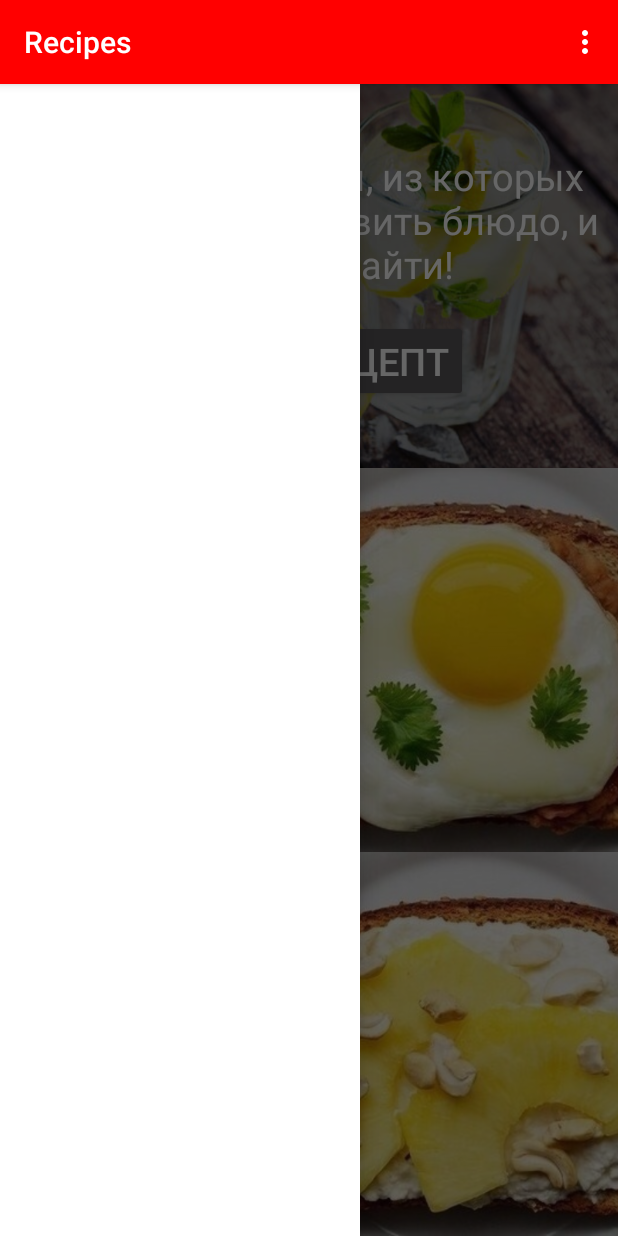
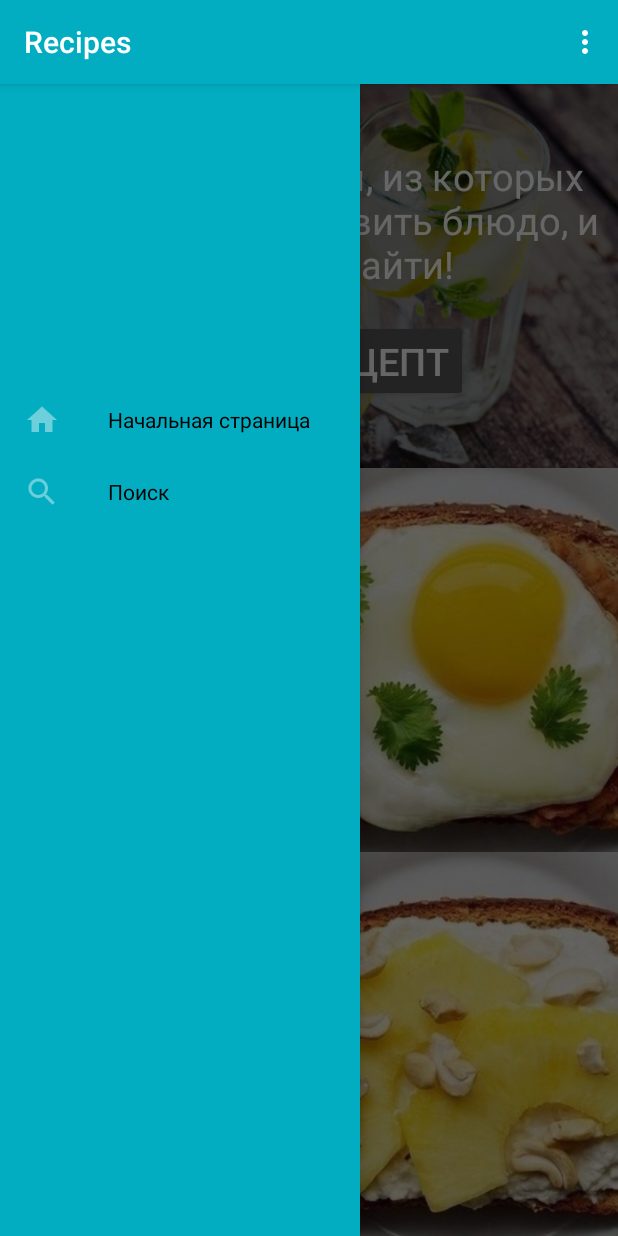
Before and after one commit to Elizaveta19/Recipes_Project, an Android app: the screen it shows after launch (MainActivity), with the side drawer open, on a phone screen of 412 x 824 dp. Run offline under Robolectric (Android 15) with nearby library versions, the phone set to English and light mode, and no system bars.

Commit message:
Drawer_2
Пару item с иконками

```diff
--- a/Recipes/app/src/main/java/com/acer/recipes/MainActivity.java
+++ b/Recipes/app/src/main/java/com/acer/recipes/MainActivity.java
@@ -1,5 +1,6 @@
 package com.acer.recipes;
 
+import android.support.v4.widget.DrawerLayout;
 import android.support.v7.app.AppCompatActivity;
 import android.os.Bundle;
 import android.view.Menu;
@@ -8,12 +9,21 @@ import android.widget.Toolbar;
 
 public class MainActivity extends AppCompatActivity {
 
+    private static final int LAYOUT = R.layout.activity_main;
+    private DrawerLayout drawerLayout;
+
+
     @Override
     protected void onCreate(Bundle savedInstanceState) {
         super.onCreate(savedInstanceState);
         setTheme(R.style.AppDefault);
-        setContentView(R.layout.activity_main);
+        setContentView(LAYOUT);
 
+        initNavigationView();
+    }
+
+    private void initNavigationView() {
+        drawerLayout = (DrawerLayout) findViewById(R.id.drawer_layout);
     }
 
     @Override
--- a/Recipes/app/src/main/res/layout/activity_main.xml
+++ b/Recipes/app/src/main/res/layout/activity_main.xml
@@ -1,8 +1,9 @@
-<android.support.v4.widget.DrawerLayout
-    xmlns:android="http://schemas.android.com/apk/res/android"
+<android.support.v4.widget.DrawerLayout xmlns:android="http://schemas.android.com/apk/res/android"
     android:layout_width="match_parent"
     android:layout_height="match_parent"
-    android:background="@color/mainBackground">
+    xmlns:app="http://schemas.android.com/apk/res-auto"
+    android:background="@color/colorPrimary"
+    android:id="@+id/drawer_layout">
 
     <FrameLayout
         android:id="@+id/content_frame"
@@ -39,7 +40,7 @@
                         android:layout_height="wrap_content"
                         android:gravity="center_horizontal"
                         android:text="@string/application_title"
-                        android:textColor="@color/activityMainTextColor"
+                        android:textColor="@color/colorWhite"
                         android:textSize="@dimen/main_font"/>
 
                     <Button
@@ -113,7 +114,10 @@
         android:layout_width="240dp"
         android:layout_height="match_parent"
         android:layout_gravity="start"
-        android:background="@color/drawerBackground"/>
+        android:background="@color/colorPrimary"
+        app:menu="@menu/menu_navigation"
+        app:headerLayout="@layout/navigation_header"
+        app:itemTextAppearance="@style/NavDrawerStyle"/>
         <!--android:choiceMode="singleChoice"
         android:divider="@android:color/transparent"
         android:dividerHeight="0dp"/-->
--- /dev/null
+++ b/Recipes/app/src/main/res/layout/navigation_header.xml
@@ -0,0 +1,8 @@
+<?xml version="1.0" encoding="utf-8"?>
+<LinearLayout xmlns:android="http://schemas.android.com/apk/res/android"
+    android:orientation="vertical"
+    android:layout_width="match_parent"
+    android:layout_height="192dp"
+    android:background="@color/colorPrimary">
+
+</LinearLayout>
--- /dev/null
+++ b/Recipes/app/src/main/res/menu/menu_navigation.xml
@@ -0,0 +1,14 @@
+<?xml version="1.0" encoding="utf-8"?>
+<menu xmlns:android="http://schemas.android.com/apk/res/android">
+
+    <item
+        android:orderInCategory="100"
+        android:title="@string/menu_item_home"
+        android:icon="@drawable/ic_home"/>
+
+    <item
+        android:orderInCategory="100"
+        android:title="@string/menu_item_search"
+        android:icon="@drawable/ic_magnify"/>
+
+</menu>
--- a/Recipes/app/src/main/res/values/colors.xml
+++ b/Recipes/app/src/main/res/values/colors.xml
@@ -1,11 +1,8 @@
 <?xml version="1.0" encoding="utf-8"?>
 <resources>
-    <color name="buttonTextColor">#000000</color>
-    <color name="activityMainTextColor">#FFFFFF</color>
-
-    <color name="colorPrimary">#FF0000</color>
+    <color name="colorPrimary">#02ADC1</color>
     <color name="colorPrimaryDark">#000000</color>
-    <color name="mainBackground">#00FFFF</color>
-    <color name="drawerBackground">#FFFFFF</color>
+    <color name="drawerBackground">#E2E0E3</color>
     <color name="colorWhite">#FFFFFF</color>
+    <color name="colorBlack">#000000</color>
 </resources>
--- a/Recipes/app/src/main/res/values/strings.xml
+++ b/Recipes/app/src/main/res/values/strings.xml
@@ -1,8 +1,9 @@
 <resources>
     <string name="app_name">Recipes</string>
+    <string name="action_settings">Settings</string>
 
-    <string name="hello_world">Hello world!</string>
-    <string name="action_settings">Settings</string>
+    <string name="menu_item_home">Начальная страница</string>
+    <string name="menu_item_search">Поиск</string>
 
     <string name="application_title">Введите продукты, из которых Вы хотите приготовить блюдо, и нажмите "Найти"!</string>
     <string name="am_search_button">Найти рецепт</string>
--- a/Recipes/app/src/main/res/values/styles.xml
+++ b/Recipes/app/src/main/res/values/styles.xml
@@ -11,4 +11,8 @@
         <item name="colorControlNormal">@color/colorWhite</item>
     </style>
 
+    <style name="NavDrawerStyle" parent="Base.TextAppearance.AppCompat">
+        <item name="android:textColor">@color/colorBlack</item>
+    </style>
+
 </resources>
```
Also changed, not shown: Recipes/app/src/main/res/drawable-hdpi/ic_home.png (added), Recipes/app/src/main/res/drawable-hdpi/ic_magnify.png (added), Recipes/app/src/main/res/drawable-ldpi/ic_home.png (added), Recipes/app/src/main/res/drawable-ldpi/ic_magnify.png (added), Recipes/app/src/main/res/drawable-mdpi/ic_home.png (added), Recipes/app/src/main/res/drawable-mdpi/ic_magnify.png (added), Recipes/app/src/main/res/drawable-xhdpi/ic_home.png (added), Recipes/app/src/main/res/drawable-xhdpi/ic_magnify.png (added), Recipes/app/src/main/res/drawable-xxhdpi/ic_home.png (added), Recipes/app/src/main/res/drawable-xxhdpi/ic_magnify.png (added), Recipes/app/src/main/res/drawable-xxxhdpi/ic_home.png (added), Recipes/app/src/main/res/drawable-xxxhdpi/ic_magnify.png (added), 1 other file.
